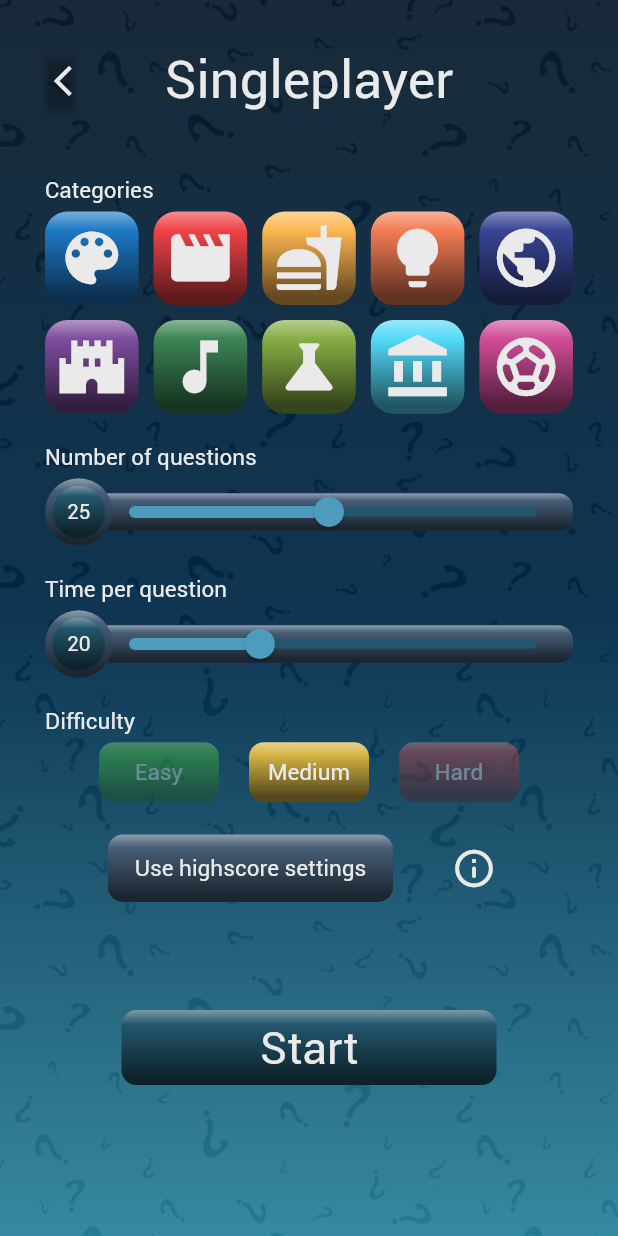
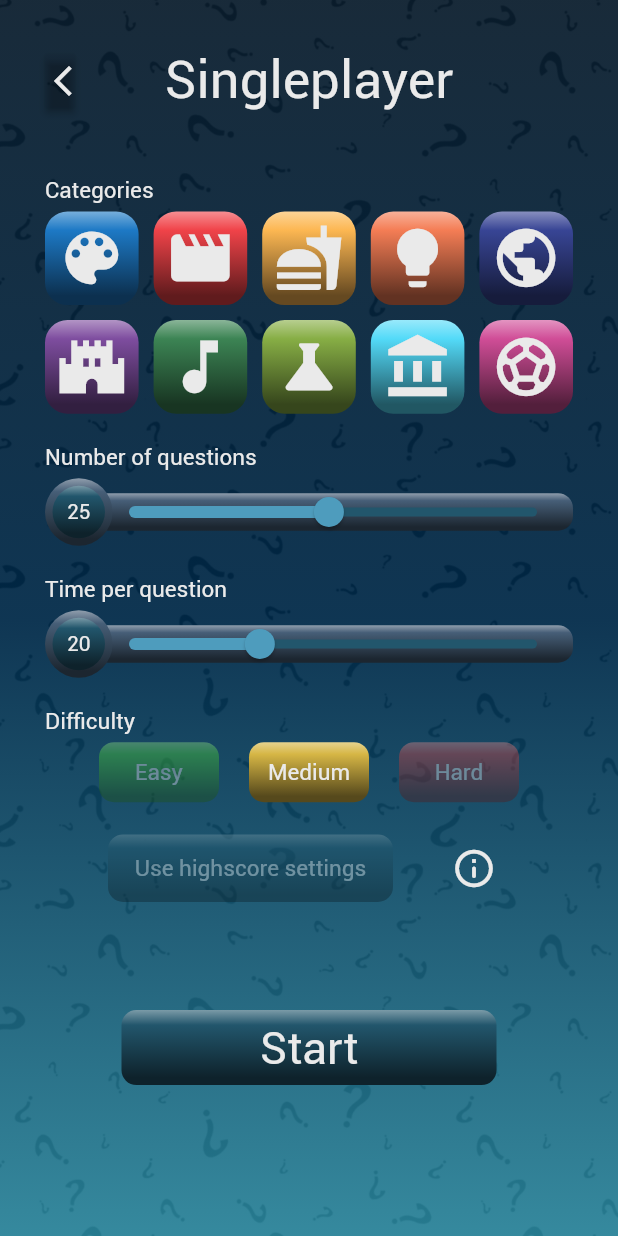
Before and after one commit to gu-tig333-ht22/grupp-1, a Flutter app: the screen it shows after launch, after a tap on "Singleplayer", on a phone screen of 412 x 824 dp. Run offline on Flutter 3.47's test engine with Material 2 defaults, Android fonts, the phone set to English and light mode, and no system bars; our stand-ins replace appinio_swiper, audioplayers, circular_countdown_timer, simple_gradient_text, timer_count_down; missing offline and left inert: deta, fading_edge_scrollview, flutter_octicons, http_client_deta_api.

Commit message:
Opacity default settings-knapp Opacity ändras om default settings true/false ändras.

```diff
--- a/lib/components/slider.dart
+++ b/lib/components/slider.dart
@@ -49,6 +49,9 @@ class SliderModel extends StatelessWidget {
                             onChanged: (value) {
                               numberOfQuestions = value;
                               onchanged(value);
+                              Provider.of<GameSession>(context, listen: false)
+                                  .settings
+                                  .checkSettings();
                             },
                             min: 1,
                             max: max),
--- a/lib/views/settings_view.dart
+++ b/lib/views/settings_view.dart
@@ -83,51 +83,8 @@ class SettingsView extends StatelessWidget {
                   const SizedBox(
                     height: 20,
                   ),
-//
-
-//
-
-                  Row(
-                    mainAxisAlignment: MainAxisAlignment.center,
-                    children: [
-                      Container(
-                        height: 45,
-                        width: 190,
-                        decoration: BoxDecoration(
-                            borderRadius: BorderRadius.circular(10),
-                            gradient: Themes.functions
-                                .applyGradient(Themes.colors.grey)),
-                        child: TextButton(
-                          onPressed: () {
-                            gameSession.resetSettings();
-                          },
-                          child: Text(
-                            "Use highscore settings",
-                            style: Themes.textStyle.headline3,
-                          ),
-                        ),
-                      ),
-                      const SizedBox(width: 30),
-                      IconButton(
-                        padding: EdgeInsets.all(0),
-                        icon: Icon(Icons.info_outline_rounded,
-                            size: 30, color: Themes.colors.white),
-                        onPressed: () {
-                          showDialog(
-                              context: context,
-                              builder: ((BuildContext context) =>
-                                  GameRulesDialog()));
-                        },
-                      ),
-                    ],
-                  ),
-
+                  HighscoreRulesRow(),
                   Spacer(),
-
-//
-
-//
-
                   NavigationButton(
                     text: Text(
                       "Start",
@@ -245,6 +202,9 @@ class CategoryButton extends StatelessWidget {
       onTap: () {
         Provider.of<GameSession>(context, listen: false)
             .updateCategory(category.name);
+        Provider.of<GameSession>(context, listen: false)
+            .settings
+            .checkSettings();
       },
     );
   }
@@ -313,10 +273,64 @@ class DifficultyRow extends StatelessWidget {
   }
 }
 
+class HighscoreRulesRow extends StatelessWidget {
+  @override
+  Widget build(BuildContext context) {
+    return Consumer<GameSession>(
+        builder: (context, gameSession, child) => Row(
+              mainAxisAlignment: MainAxisAlignment.center,
+              children: [
+                Opacity(
+                    opacity: opacityCheck(context),
+                    child: Container(
+                      height: 45,
+                      width: 190,
+                      decoration: BoxDecoration(
+                          borderRadius: BorderRadius.circular(10),
+                          gradient: Themes.functions
+                              .applyGradient(Themes.colors.blueDark)),
+                      child: TextButton(
+                        onPressed: () {
+                          Provider.of<GameSession>(context, listen: false)
+                              .resetSettings();
+                        },
+                        child: Text(
+                          "Use highscore settings",
+                          style: Themes.textStyle.headline3,
+                        ),
+                      ),
+                    )),
+                const SizedBox(width: 30),
+                IconButton(
+                  padding: EdgeInsets.all(0),
+                  icon: Icon(Icons.info_outline_rounded,
+                      size: 30, color: Themes.colors.white),
+                  onPressed: () {
+                    showDialog(
+                        context: context,
+                        builder: ((BuildContext context) => GameRulesDialog()));
+                  },
+                ),
+              ],
+            ));
+  }
+
+  double opacityCheck(context) {
+    if (Provider.of<GameSession>(context, listen: false)
+            .settings
+            .standardSettings ==
+        false) {
+      return 1;
+    } else {
+      return 0.4;
+    }
+  }
+}
+
 //ALERTDIALOG MED INFO FÖR ATT KUNNA FÅ RESULTAT PÅ HIGHSCORE-LISTAN
 class GameRulesDialog extends StatelessWidget {
   final HighscoreRules =
-      ''' To be able to get your result on the highscore list you must use default settings.
+      '''To be able to get your result on the highscore list you must use default settings.
 
   Default settings are:
   All categories
```
